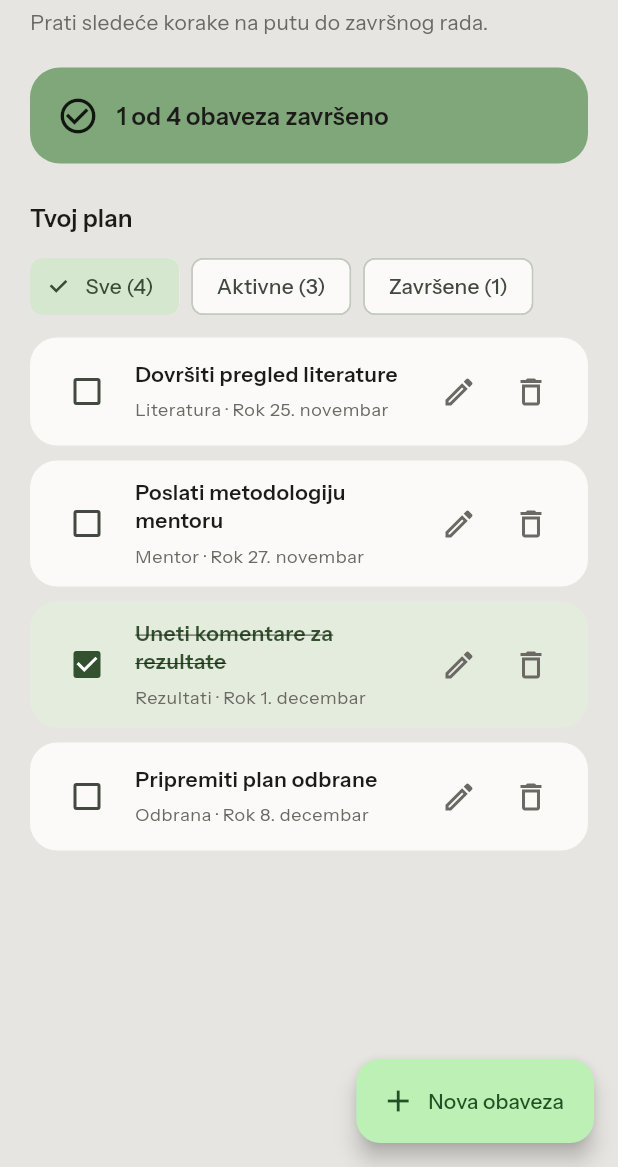
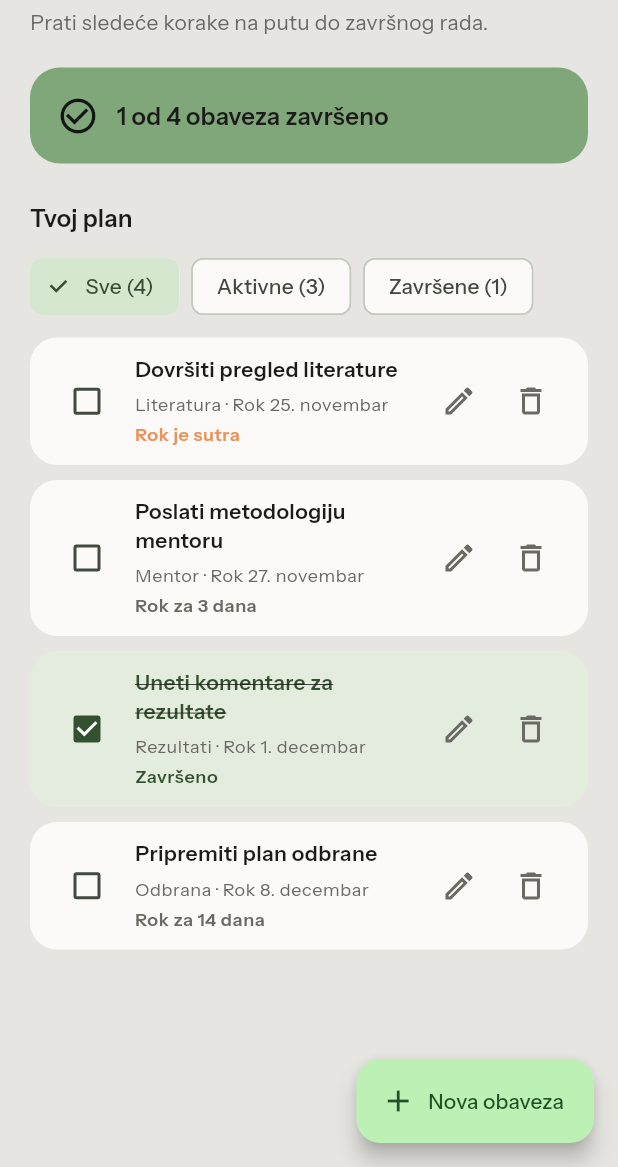
Before and after one commit to jovanabugarcic/satis, a Flutter app: the ObligationsScreen screen opened directly, on a phone screen of 412 x 824 dp, the part 69-1236 px from its top. Run offline on Flutter 3.47's test engine with Material 3 defaults, Android fonts, the phone set to English and light mode, and no system bars.

Commit message:
dodato racunanje preostalog roka za predaju

```diff
--- a/lib/screens/obligations_screen.dart
+++ b/lib/screens/obligations_screen.dart
@@ -21,6 +21,32 @@ String _formatDate(DateTime date) {
   ];
 
   return '${date.day}. ${monthNames[date.month - 1]}';
+}
+
+int _daysUntilDue(DateTime dueDate) => DateUtils.dateOnly(dueDate)
+    .difference(DateUtils.dateOnly(DateTime.now()))//zanemaruje vreme i računa razliku u danima između datuma dospeća i trenutnog datuma, vraća broj dana do dospeća, može biti negativan ako je rok prošao
+    .inDays;
+
+String _deadlineLabel(DateTime dueDate, {required bool isCompleted}) {//prikazuje tekstualni opis roka, zavisno od toga da li je obaveza završena ili koliko dana je preostalo do roka
+  if (isCompleted) return 'Završeno';
+
+  final days = _daysUntilDue(dueDate);
+  if (days < 0) {
+    final lateDays = -days;
+    return lateDays == 1 ? 'Kasni 1 dan' : 'Kasni $lateDays dana';
+  }
+  if (days == 0) return 'Rok je danas';
+  if (days == 1) return 'Rok je sutra';
+  return 'Rok za $days dana';
+}
+
+Color _deadlineColor(DateTime dueDate, {required bool isCompleted}) {
+  if (isCompleted) return SatisPalette.closedText;
+
+  final days = _daysUntilDue(dueDate);
+  if (days < 0) return const Color(0xFFB3261E);
+  if (days <= 2) return SatisPalette.apricot;
+  return SatisPalette.mutedText;
 }
 
 class ObligationsScreen extends StatefulWidget { //stanje se menja po oznacavanju obaveza
@@ -408,6 +434,14 @@ class _ObligationCard extends StatelessWidget {
   Widget build(BuildContext context) {
     final textTheme = Theme.of(context).textTheme;
     final isCompleted = obligation.isCompleted;
+    final deadlineLabel = _deadlineLabel(
+      obligation.dueDate,
+      isCompleted: isCompleted,
+    );
+    final deadlineColor = _deadlineColor(
+      obligation.dueDate,
+      isCompleted: isCompleted,
+    );
 
     return Container(
       padding: const EdgeInsets.symmetric(horizontal: 14, vertical: 12),
@@ -441,6 +475,14 @@ class _ObligationCard extends StatelessWidget {
                 Text(
                   '${obligation.category} · Rok ${_formatDate(obligation.dueDate)}',
                   style: textTheme.bodySmall,
+                ),
+                const SizedBox(height: 4),
+                Text(
+                  deadlineLabel,
+                  style: textTheme.bodySmall?.copyWith(
+                    color: deadlineColor,
+                    fontWeight: FontWeight.w600,
+                  ),
                 ),
               ],
             ),
```
